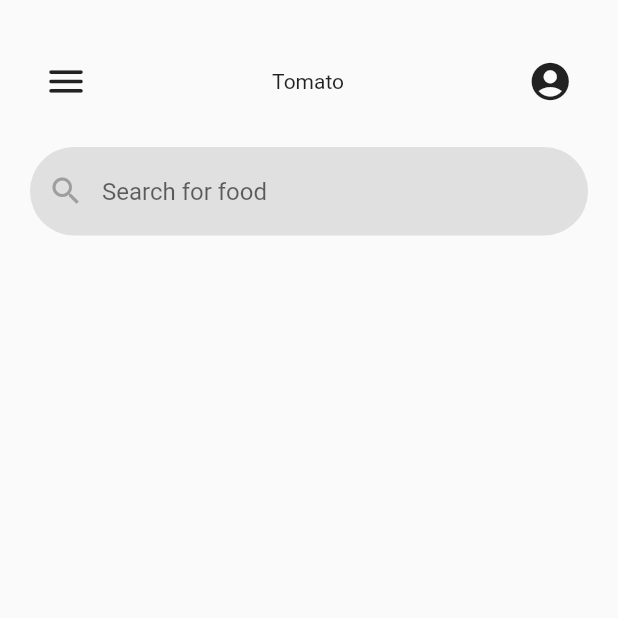
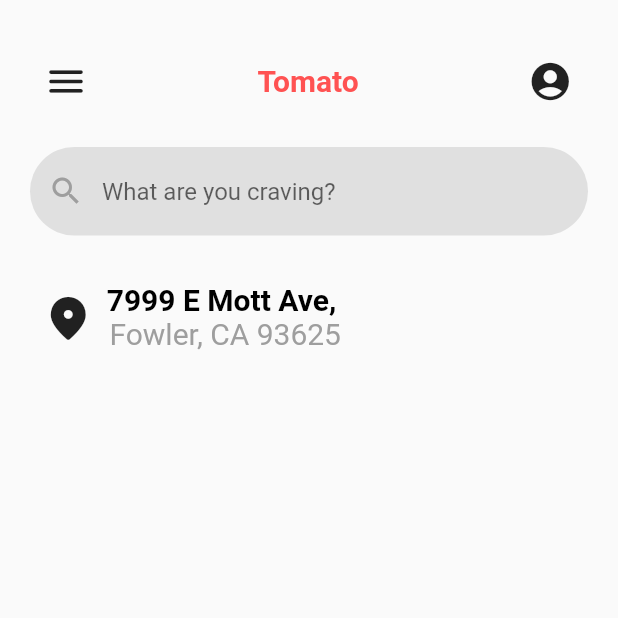
Before and after one commit to xenomech/Place2eat_Intern_task, a Flutter app: the screen it shows after launch, on a phone screen of 412 x 824 dp, the top half of it. Run offline on Flutter 3.47's test engine with Material 2 defaults, Android fonts, the light colour scheme and no system bars.

Commit message:
✅ UI Mockup => partially done

```diff
--- /dev/null
+++ b/lib/components/locationselector.dart
@@ -0,0 +1,46 @@
+import 'package:flutter/material.dart';
+
+class LocationSelector extends StatelessWidget {
+  var screenwidth;
+  LocationSelector({this.screenwidth});
+  var location = ['7999 E Mott Ave,', ' Fowler, CA 93625'];
+
+  @override
+  Widget build(BuildContext context) {
+    return Padding(
+      padding: const EdgeInsets.only(top: 30.0, left: 20),
+      child: Container(
+        width: screenwidth,
+        child: Row(
+          crossAxisAlignment: CrossAxisAlignment.center,
+          children: [
+            IconButton(
+                icon: Icon(
+                  Icons.location_on_rounded,
+                  size: 35,
+                ),
+                onPressed: () => {}),
+            Column(
+              children: [
+                Text(
+                  location[0],
+                  style: TextStyle(
+                      fontWeight: FontWeight.bold,
+                      color: Colors.black,
+                      fontSize: 20),
+                ),
+                Text(
+                  location[1],
+                  style: TextStyle(
+                      fontWeight: FontWeight.normal,
+                      color: Colors.grey,
+                      fontSize: 20),
+                )
+              ],
+            )
+          ],
+        ),
+      ),
+    );
+  }
+}
--- a/lib/pages/home.dart
+++ b/lib/pages/home.dart
@@ -1,4 +1,5 @@
 import 'package:flutter/material.dart';
+import 'package:zomato_redesign/components/locationselector.dart';
 
 class Home extends StatefulWidget {
   @override
@@ -8,9 +9,7 @@
 class _HomeState extends State<Home> {
   @override
   Widget build(BuildContext context) {
-    var height = MediaQuery.of(context).size.height;
     var width = MediaQuery.of(context).size.width;
-    var location = ['7999 E Mott Ave,', ' Fowler, CA 93625'];
     return Scaffold(
       body: SafeArea(
         child: Column(children: [
@@ -29,7 +28,15 @@
                                 icon: Icon(Icons.menu_rounded),
                                 iconSize: 30,
                                 onPressed: () => {}),
-                            Text("Tomato",style: ,),
+                            Text(
+                              "Tomato",
+                              style: TextStyle(
+                                  fontWeight: FontWeight.bold,
+                                  fontSize: 20,
+                                  color: Colors.redAccent
+                                  // fontFamily:
+                                  ),
+                            ),
                             IconButton(
                                 icon: Icon(Icons.account_circle_rounded),
                                 iconSize: 30,
@@ -47,7 +54,7 @@
                 decoration: InputDecoration(
                     fillColor: Colors.grey[300],
                     filled: true,
-                    hintText: "Search for food",
+                    hintText: "What are you craving?",
                     enabledBorder: OutlineInputBorder(
                         borderSide: BorderSide(color: Colors.transparent),
                         borderRadius: BorderRadius.all(Radius.circular(50))),
@@ -58,7 +65,8 @@
                       Icons.search,
                       color: Colors.grey,
                     ))),
-          )
+          ),
+          LocationSelector(screenwidth: width)
         ]),
       ),
     );
```
